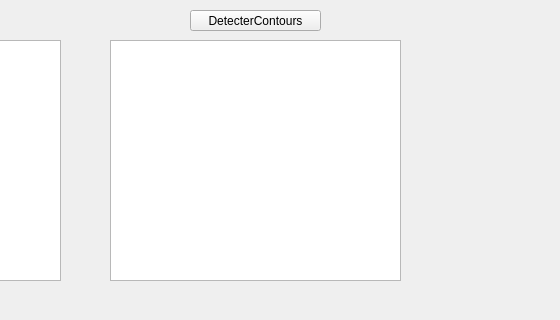
First picture: the form in Descripteurs/tessst/mainwindow.ui, repository TomAuclin/PROJETC_LMLTM, before the edit; both pictures show x 240 to 800 and y 0 to 320 of the 800 by 600 pixel window.
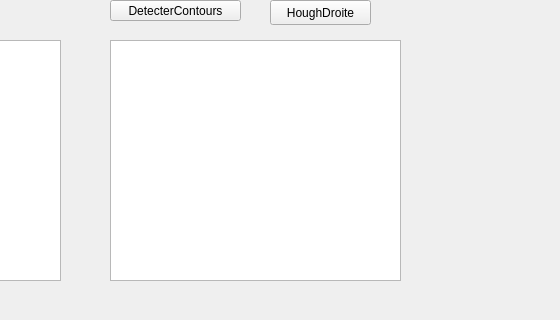
Second picture: the form after the edit.

Commit message: hough dans qt

Diff of the .ui file:
```diff
--- a/Descripteurs/tessst/mainwindow.ui
+++ b/Descripteurs/tessst/mainwindow.ui
@@ -30,8 +30,8 @@
    <widget class="QPushButton" name="DetecterContours">
     <property name="geometry">
      <rect>
-      <x>430</x>
-      <y>10</y>
+      <x>350</x>
+      <y>0</y>
       <width>131</width>
       <height>21</height>
      </rect>
@@ -60,6 +60,19 @@
      </rect>
     </property>
    </widget>
+   <widget class="QPushButton" name="HoughDroite">
+    <property name="geometry">
+     <rect>
+      <x>510</x>
+      <y>0</y>
+      <width>101</width>
+      <height>25</height>
+     </rect>
+    </property>
+    <property name="text">
+     <string>HoughDroite</string>
+    </property>
+   </widget>
   </widget>
   <widget class="QMenuBar" name="menubar">
    <property name="geometry">
```
The commit also changes 12 other files.
